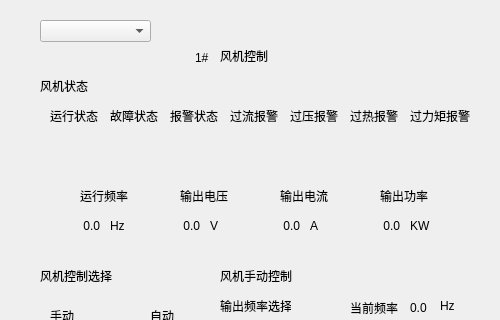
The window that Hqsw/fancontroldialog.ui (hqtecheptech/MagicPill) describes before a commit, drawn with Qt 5; both pictures show x 0 to 500 and y 0 to 320 of the 500 by 460 pixel window.
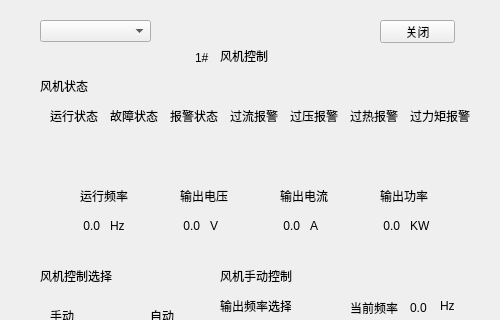
The same window after the commit. Custom widgets are drawn as their Qt base class.

Commit message: Add close button for qingyang Hqsw.

What changed in the file:
```diff
--- a/Hqsw/fancontroldialog.ui
+++ b/Hqsw/fancontroldialog.ui
@@ -680,6 +680,19 @@
     <string>Hz</string>
    </property>
   </widget>
+  <widget class="QPushButton" name="closePushButton">
+   <property name="geometry">
+    <rect>
+     <x>380</x>
+     <y>20</y>
+     <width>75</width>
+     <height>23</height>
+    </rect>
+   </property>
+   <property name="text">
+    <string>关闭</string>
+   </property>
+  </widget>
  </widget>
  <customwidgets>
   <customwidget>
```
The commit also changes 21 other files.
